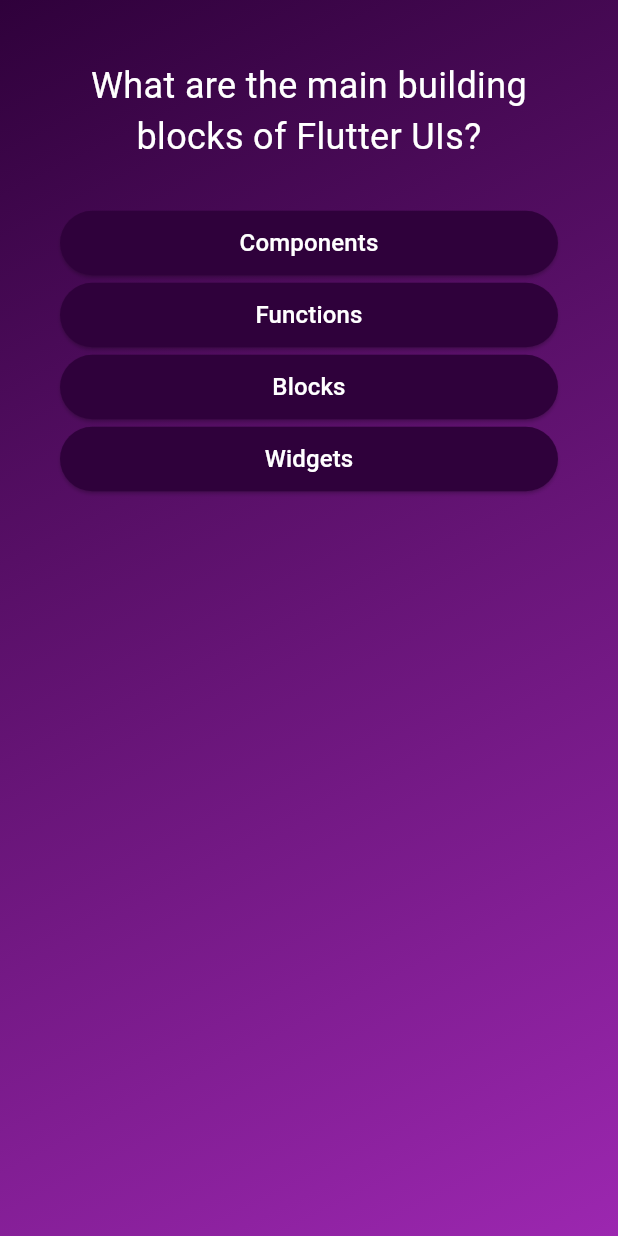
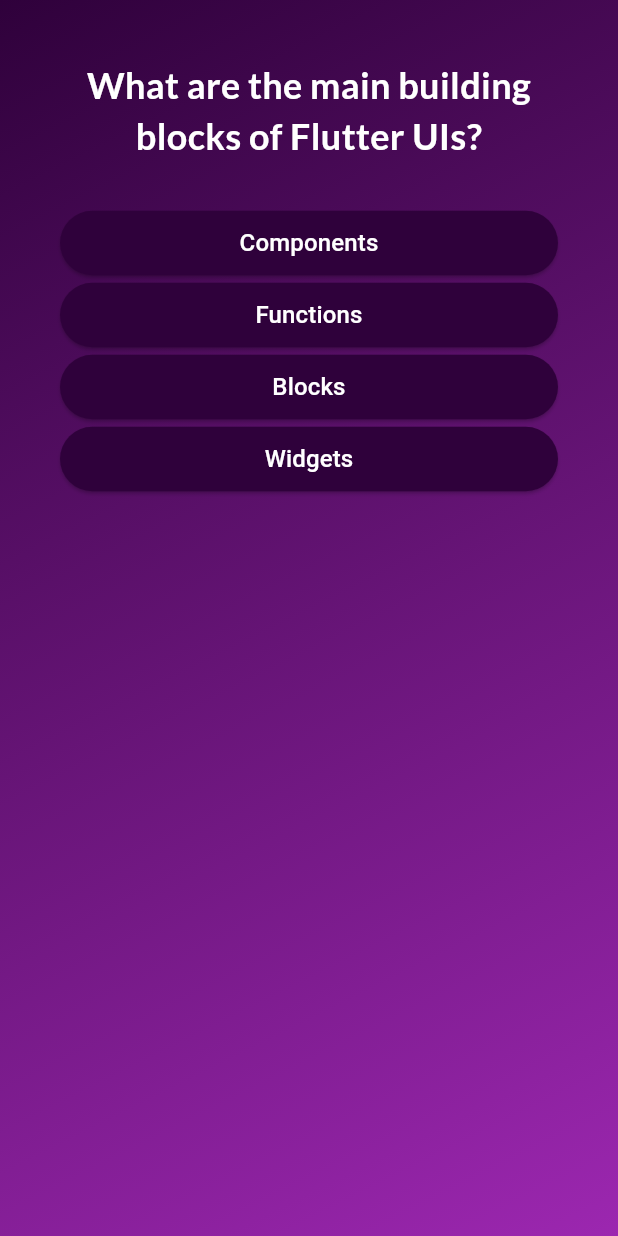
Before and after one commit to OmarCherdal1997/fun_app, a Flutter app: the screen it shows after launch, after a tap on "Start Quiz!", on a phone screen of 412 x 824 dp. Run offline on Flutter 3.47's test engine with Material 3 defaults, Android fonts, the phone set to English and light mode, and no system bars; our stand-ins replace google_fonts.

Commit message:
use google fonts

```diff
--- a/lib/questions_screen.dart
+++ b/lib/questions_screen.dart
@@ -1,6 +1,7 @@
 import 'package:flutter/material.dart';
 import 'package:fun_app/answer_button.dart';
 import 'package:fun_app/data/questions.dart';
+import 'package:google_fonts/google_fonts.dart';
 
 class QuestionsScreen extends StatefulWidget {
   const QuestionsScreen({Key? key}) : super(key: key);
@@ -32,9 +33,10 @@
                 crossAxisAlignment: CrossAxisAlignment.stretch,
                 children: [
                    Text(currentQuestion.text,
-                      style: const TextStyle(
+                      style: GoogleFonts.lato(
                         color: Colors.white,
                         fontSize: 24,
+                        fontWeight: FontWeight.bold,
                       ),
                       textAlign: TextAlign.center,
                       ),
--- a/lib/start_screen.dart
+++ b/lib/start_screen.dart
@@ -1,4 +1,6 @@
 import 'package:flutter/material.dart';
+import 'package:google_fonts/google_fonts.dart';
+
 class StartScreen extends StatelessWidget {
   StartScreen(this.startQuiz, {Key? key}) : super(key: key);
 
@@ -12,13 +14,13 @@
         children: [
           Opacity(opacity:  0.5, child: Image.asset('assets/images/quiz-logo.png', width: 300, color: Colors.white,)),
           const SizedBox(height: 80,),
-          const Text('Learn Flutter the fun way!', style: TextStyle(fontSize: 24, color: Colors.white),),
+          Text('Learn Flutter the fun way!', style: GoogleFonts.lato(fontSize: 24, color: Colors.white),) ,
           const SizedBox(height: 80,),
           OutlinedButton.icon(
             onPressed: () {
               startQuiz();
             },
-            style: OutlinedButton.styleFrom(foregroundColor: Colors.white, padding: const EdgeInsets.symmetric(horizontal: 40, vertical: 20), textStyle: const TextStyle(fontSize: 24)),
+            style: OutlinedButton.styleFrom(foregroundColor: Colors.white, padding: const EdgeInsets.symmetric(horizontal: 40, vertical: 20), textStyle: GoogleFonts.lato(fontSize: 24)),
             icon: Icon(Icons.arrow_forward),
             label: const Text('Start Quiz!'),
             // child: Text('Start Quiz!'),
```
